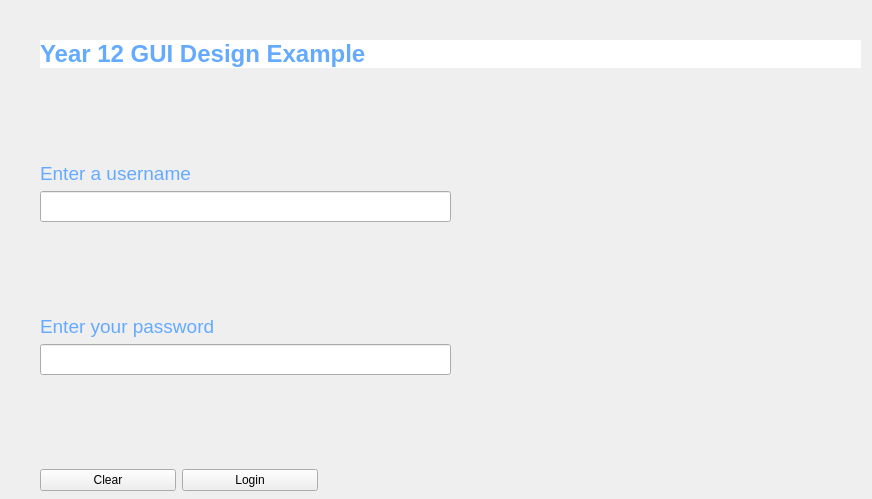
This is login.ui in f-ssemwanga/GUI-Design-PYQT as Qt 5 draws it before an edit. The edited form follows.
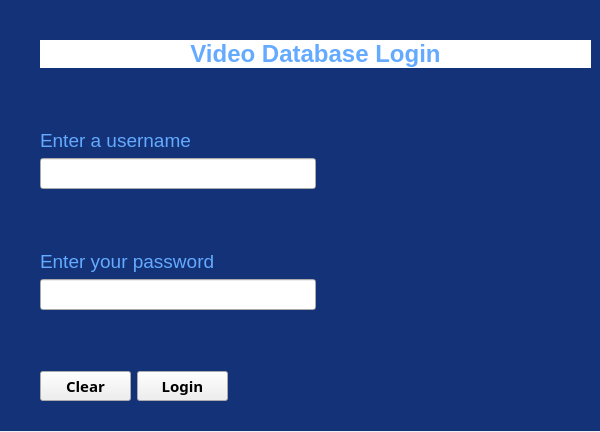
This is the edited form.

Commit message: created python controller and edited ui file

Diff of the .ui file:
```diff
--- a/login.ui
+++ b/login.ui
@@ -6,20 +6,20 @@
    <rect>
     <x>0</x>
     <y>0</y>
-    <width>872</width>
-    <height>499</height>
+    <width>600</width>
+    <height>432</height>
    </rect>
   </property>
   <property name="minimumSize">
    <size>
-    <width>872</width>
-    <height>499</height>
+    <width>600</width>
+    <height>432</height>
    </size>
   </property>
   <property name="maximumSize">
    <size>
-    <width>872</width>
-    <height>499</height>
+    <width>600</width>
+    <height>432</height>
    </size>
   </property>
   <property name="windowTitle">
@@ -29,7 +29,14 @@
    <bool>false</bool>
   </property>
   <property name="styleSheet">
-   <string notr="true">QLabel#lblTitle{
+   <string notr="true"/>
+  </property>
+  <widget class="QWidget" name="centralwidget">
+   <property name="styleSheet">
+    <string notr="true">QLabel#bgLabel{
+background:rgb(20, 50, 120);
+}
+QLabel#lblTitle{
 background:rgb(255,255,255);
 }
 QLabel{
@@ -39,17 +46,16 @@
 color:rgb(100,170,255);
 }
 QLabel#bgLabel{
-color:rgb(20,20,255);
+color:rgb(20,20,0);
 }</string>
-  </property>
-  <widget class="QWidget" name="centralwidget">
+   </property>
    <widget class="QWidget" name="verticalLayoutWidget">
     <property name="geometry">
      <rect>
       <x>40</x>
       <y>40</y>
-      <width>821</width>
-      <height>451</height>
+      <width>551</width>
+      <height>361</height>
      </rect>
     </property>
     <layout class="QVBoxLayout" name="verticalLayout">
@@ -63,7 +69,10 @@
         </font>
        </property>
        <property name="text">
-        <string>Year 12 GUI Design Example</string>
+        <string>Video Database Login</string>
+       </property>
+       <property name="alignment">
+        <set>Qt::AlignCenter</set>
        </property>
       </widget>
      </item>
@@ -189,6 +198,14 @@
       <layout class="QHBoxLayout" name="horizontalLayout_4" stretch="1,1,4">
        <item>
         <widget class="QPushButton" name="btnClear">
+         <property name="font">
+          <font>
+           <family>Microsoft JhengHei</family>
+           <pointsize>11</pointsize>
+           <weight>75</weight>
+           <bold>true</bold>
+          </font>
+         </property>
          <property name="text">
           <string>Clear</string>
          </property>
@@ -196,6 +213,14 @@
        </item>
        <item>
         <widget class="QPushButton" name="btnLogin">
+         <property name="font">
+          <font>
+           <family>Microsoft JhengHei</family>
+           <pointsize>11</pointsize>
+           <weight>75</weight>
+           <bold>true</bold>
+          </font>
+         </property>
          <property name="text">
           <string>Login</string>
          </property>
@@ -218,6 +243,24 @@
      </item>
     </layout>
    </widget>
+   <widget class="QLabel" name="bgLabel">
+    <property name="geometry">
+     <rect>
+      <x>0</x>
+      <y>0</y>
+      <width>621</width>
+      <height>431</height>
+     </rect>
+    </property>
+    <property name="autoFillBackground">
+     <bool>false</bool>
+    </property>
+    <property name="text">
+     <string/>
+    </property>
+   </widget>
+   <zorder>bgLabel</zorder>
+   <zorder>verticalLayoutWidget</zorder>
   </widget>
  </widget>
  <resources/>
```
The commit also changes 1 other file.
